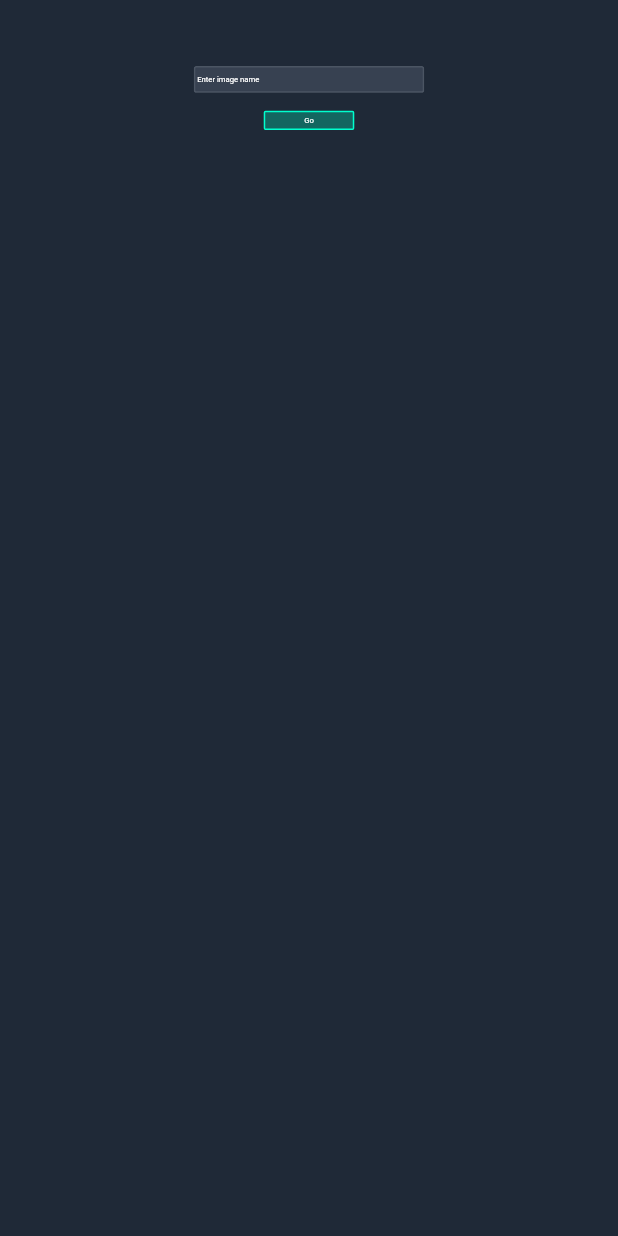
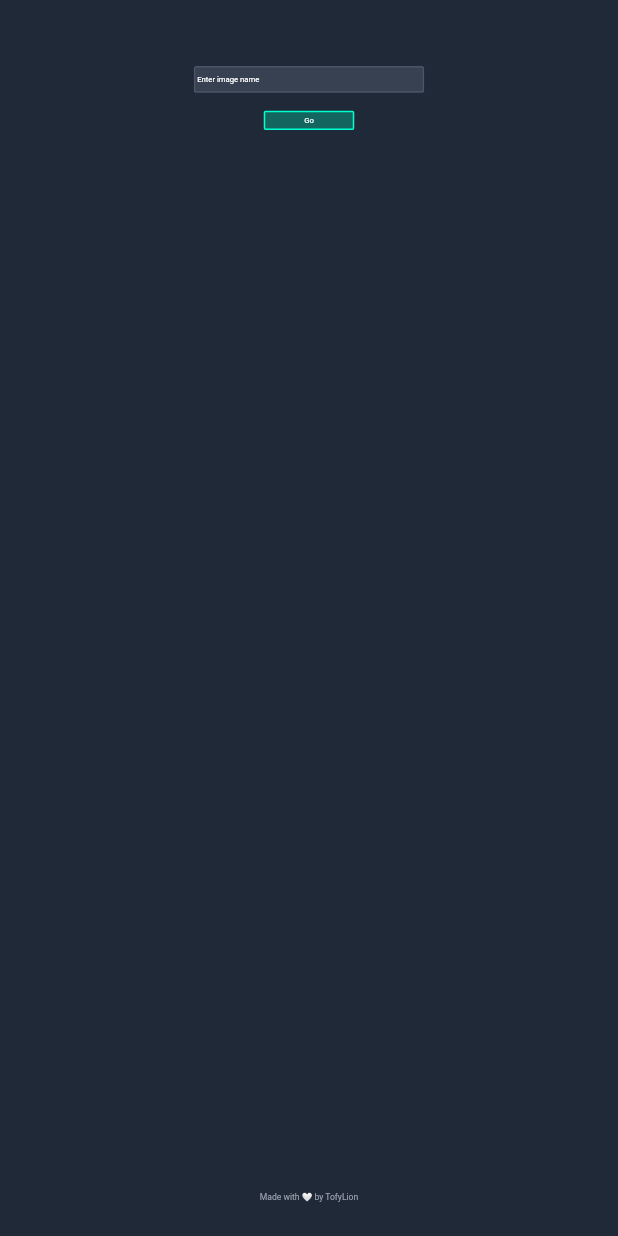
Before and after one commit to tofylion/annotations_helper, a Flutter app: the screen it shows after launch, on a phone screen of 412 x 824 dp. Run offline on Flutter 3.47's test engine with Material 2 defaults, Android fonts, the phone set to English and light mode, and no system bars; our stand-ins replace flutter_riverpod, flutter_screenutil, youtube_player_iframe; missing offline and left inert: sprung.

Commit message:
Added bottom credits

```diff
--- a/lib/constants/app_colors.dart
+++ b/lib/constants/app_colors.dart
@@ -38,4 +38,8 @@ class AppColors {
   /// Teal - #00FFCE
   /// Used for active borders
   static const Color teal = Color(0xFF00FFCE);
+
+  /// Text grey - #9CA3AF
+  /// Used for text
+  static const Color textGrey = Color(0xFF9CA3AF);
 }
--- a/lib/constants/app_text_styles.dart
+++ b/lib/constants/app_text_styles.dart
@@ -10,4 +10,6 @@ class AppTextStyles {
       );
   static TextStyle get backButtonTextStyle => TextStyle(
       color: AppColors.litBlack, fontSize: 25.sp, fontWeight: FontWeight.bold);
+  static TextStyle get creditsTextStyle =>
+      TextStyle(color: AppColors.textGrey, fontSize: 20.sp);
 }
--- a/lib/main_screen.dart
+++ b/lib/main_screen.dart
@@ -1,4 +1,5 @@
 import 'package:annotations_helper/constants/app_colors.dart';
+import 'package:annotations_helper/constants/app_text_styles.dart';
 import 'package:annotations_helper/constants/dimensions.dart';
 import 'package:annotations_helper/main_screen_view_model.dart';
 import 'package:annotations_helper/widgets/input_box.dart';
@@ -149,6 +150,17 @@ class _MainScreenState extends ConsumerState<MainScreen>
                     child: MyBackButton(
                       onTap: () => vm.backToInput(),
                       shadowOpacity: videoReady ? 0.25 : 0,
+                    )),
+                Positioned(
+                    bottom: 78.sp,
+                    child: Opacity(
+                      opacity: 1 - _curvedAnimationController.value,
+                      child: Center(
+                        child: Text(
+                          'Made with 🤍 by TofyLion',
+                          style: AppTextStyles.creditsTextStyle,
+                        ),
+                      ),
                     ))
               ],
             ),
```
